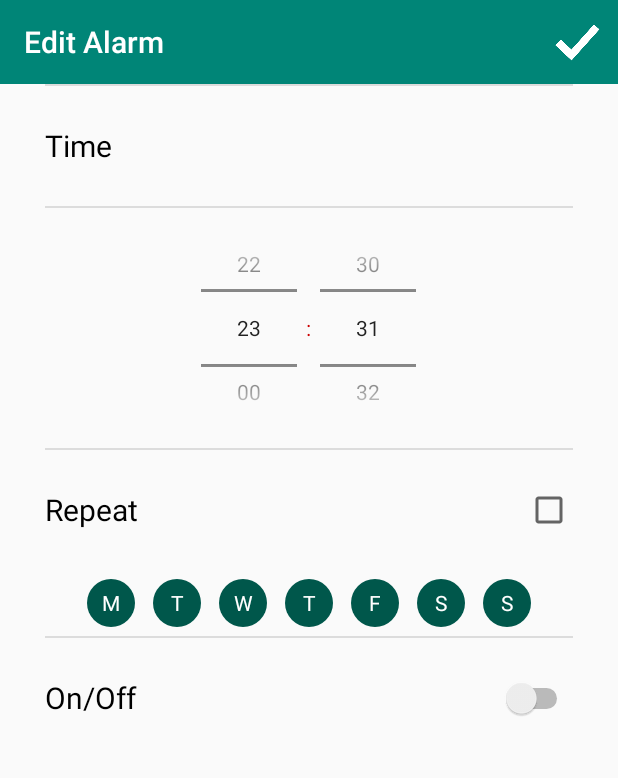
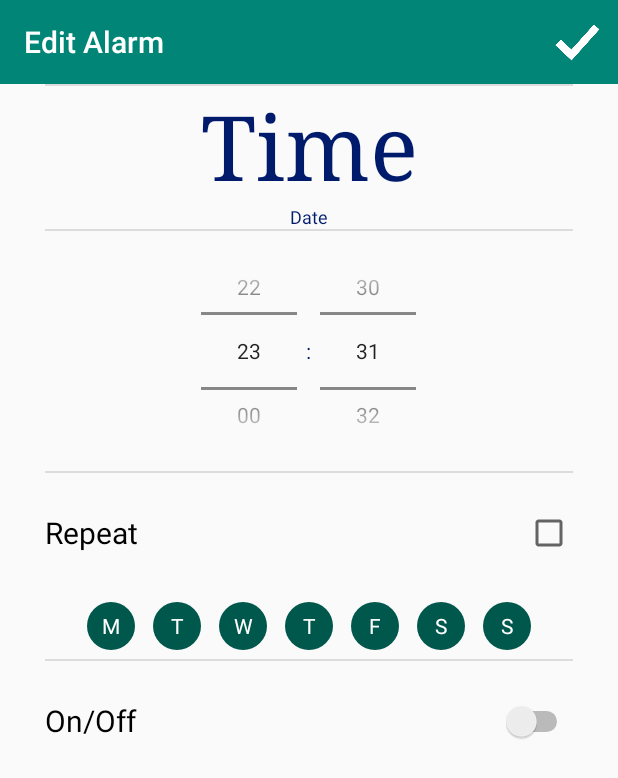
Before and after one commit to 95seregaK/Alarmus, an Android app: the EditAlarmActivity screen opened directly, with no data from a screen before it, on a phone screen of 412 x 824 dp. Shown: the top 778 px of the screen. Run offline under Robolectric (Android 15) with nearby library versions, the phone set to English and light mode, and no system bars; libraries missing offline, so code that uses them is left out: com.wefika.horizontalpicker; 13 statements that could not run were skipped.

Commit message:
Merge remote-tracking branch 'origin/master' into master

```diff
--- a/app/src/main/java/com/siarhei/alarmus/activities/EditAlarmActivity.java
+++ b/app/src/main/java/com/siarhei/alarmus/activities/EditAlarmActivity.java
@@ -13,7 +13,6 @@ import android.widget.RadioGroup;
 import android.widget.Switch;
 import android.widget.TextView;
 import android.widget.TimePicker;
-import android.widget.Toast;
 
 import androidx.annotation.Nullable;
 import androidx.appcompat.app.AppCompatActivity;
@@ -31,7 +30,6 @@ import com.siarhei.alarmus.views.DelayPicker;
 import java.util.Calendar;
 
 public class EditAlarmActivity extends AppCompatActivity implements CompoundButton.OnCheckedChangeListener, View.OnClickListener {
-    public static final String APP_PREFERENCES = "my_settings";
     public static final int RESULT_LOCATION_CHOSEN = 2;
     public static final int RESULT_NEW_ALARM = 1;
     public static final int RESULT_EDIT_ALARM = 4;
@@ -39,21 +37,23 @@ public class EditAlarmActivity extends AppCompatActivity implements CompoundButt
     public static final String LATITUDE = "latitude";
     public static final String ALARM_NAME = "alarm";
     public static final String ID = "id";
-    private TextView timeView;
-    private TextView locationView;
+
+    private TextView timeView, dateView, locationView;
     private Switch alarmSwitch;
-    private Alarm currentAlarm;
     private TimePicker timePicker;
-    private AlarmPreferences preferences;
-    private ImageButton plusBtn;
-    private ImageButton minusBtn;
     private ImageButton saveBtn;
     private CheckBox repeatChk;
     private RadioGroup radioSunMode;
     private RadioButton radioSunrise, radioSunset, radioNoon;
     private DelayPicker delayPicker;
+    private CircleCheckBox[] checkDays;
+    private TextView delayView;
+    private View weekView;
+    private Alarm currentAlarm;
+    private AlarmPreferences preferences;
     private int alarmType;
-    private CircleCheckBox[] checkDays;
+    private double latitude;
+    private double longitude;
 
     @Override
     protected void onCreate(Bundle savedInstanceState) {
@@ -62,36 +62,36 @@ public class EditAlarmActivity extends AppCompatActivity implements CompoundButt
         Toolbar toolbar = (Toolbar) findViewById(R.id.add_alarm_toolbar);
         setSupportActionBar(toolbar);
 
-        alarmSwitch = (Switch) findViewById(R.id.alarmSwitch);
+        saveBtn = (ImageButton) findViewById(R.id.save_button);
         timeView = (TextView) findViewById(R.id.timeView);
+        dateView = (TextView) findViewById(R.id.dateView);
         locationView = (TextView) findViewById(R.id.btn_location);
         timePicker = (TimePicker) findViewById(R.id.timePicker);
-        repeatChk = (CheckBox) findViewById(R.id.repeatCheck);
-        saveBtn = (ImageButton) findViewById(R.id.save_button);
         radioSunMode = (RadioGroup) findViewById(R.id.radioSunMode);
         radioSunrise = (RadioButton) findViewById(R.id.radioSunrise);
         radioNoon = (RadioButton) findViewById(R.id.radioNoon);
         radioSunset = (RadioButton) findViewById(R.id.radioSunset);
         delayPicker = (DelayPicker) findViewById(R.id.delay_picker);
+        delayView = (TextView) findViewById(R.id.delay_view);
+        repeatChk = (CheckBox) findViewById(R.id.repeatCheck);
+        weekView = findViewById(R.id.view_week);
         checkDays = new CircleCheckBox[]{findViewById(R.id.check_day1),
                 findViewById(R.id.check_day2), findViewById(R.id.check_day3),
                 findViewById(R.id.check_day4), findViewById(R.id.check_day5),
                 findViewById(R.id.check_day6), findViewById(R.id.check_day7)};
+        alarmSwitch = (Switch) findViewById(R.id.alarmSwitch);
+
         timePicker.setIs24HourView(true);
-        //plusBtn.setOnClickListener(this);
-        //minusBtn.setOnClickListener(this);
-        repeatChk.setOnCheckedChangeListener(this);
-        saveBtn.setOnClickListener(this);
-        locationView.setOnClickListener(this);
 
         preferences = AlarmPreferences.getInstance(this);
         currentAlarm = getIntent().getParcelableExtra(MainActivity.ALARM_EDITING);
         alarmType = (currentAlarm instanceof SunAlarm) ?
                 AlarmPreferences.SUN_TYPE : AlarmPreferences.SIMPLE_TYPE;
+
         alarmSwitch.setChecked(currentAlarm.isEnabled());
         repeatChk.setChecked(currentAlarm.isRepeat());
+        weekView.setVisibility(currentAlarm.isRepeat() ? View.VISIBLE : View.GONE);
         setDays();
-        findViewById(R.id.view_week).setVisibility(currentAlarm.isRepeat() ? View.VISIBLE : View.GONE);
         if (alarmType == AlarmPreferences.SUN_TYPE) {
             SunAlarm sunAlarm = (SunAlarm) currentAlarm;
             radioSunMode.setVisibility(View.VISIBLE);
@@ -101,21 +101,36 @@ public class EditAlarmActivity extends AppCompatActivity implements CompoundButt
             radioSunset.setChecked(sunAlarm.getSunMode() == SunAlarm.MODE_SUNSET);
             timePicker.setVisibility(View.GONE);
             delayPicker.setVisibility(View.VISIBLE);
+            delayView.setVisibility(View.VISIBLE);
+            latitude = sunAlarm.getLatitude();
+            longitude = sunAlarm.getLongitude();
             updateSunView();
         } else {
             timePicker.setCurrentHour(currentAlarm.getHour());
             timePicker.setCurrentMinute(currentAlarm.getMinute());
-            timeView.setText(currentAlarm.toString());
         }
+        repeatChk.setOnCheckedChangeListener(this);
+        saveBtn.setOnClickListener(this);
+        locationView.setOnClickListener(this);
+        timePicker.setOnTimeChangedListener((view, hourOfDay, minute) -> {
+            updateAlarm();
+        });
+        radioSunMode.setOnCheckedChangeListener((group, checkedId) -> {
+            updateAlarm();
+        });
+        delayPicker.setOnItemSelectedListener(index -> {
+            updateAlarm();
+            //Log.d("update","dealy updated");
+        });
+        updateTimeView();
 
-        Log.d("WEEK", (10 ^ 3) + " ");
-        //alarmSwitch.setOnCheckedChangeListener(this);
     }
 
     @Override
     public void onCheckedChanged(CompoundButton compoundButton, boolean b) {
         if (compoundButton.getId() == R.id.repeatCheck) {
             findViewById(R.id.view_week).setVisibility(b ? View.VISIBLE : View.GONE);
+            updateAlarm();
         }
     }
 
@@ -151,22 +166,7 @@ public class EditAlarmActivity extends AppCompatActivity implements CompoundButt
     }
 
     private void save() {
-        currentAlarm.setEnable(alarmSwitch.isChecked());
-        if (alarmType == AlarmPreferences.SUN_TYPE) {
-            SunAlarm sunAlarm = (SunAlarm) currentAlarm;
-            if (radioSunrise.isChecked()) sunAlarm.setSunMode(SunAlarm.MODE_SUNRISE);
-            else if (radioNoon.isChecked()) sunAlarm.setSunMode(SunAlarm.MODE_NOON);
-            else if (radioSunset.isChecked()) sunAlarm.setSunMode(SunAlarm.MODE_SUNSET);
-        } else {
-            currentAlarm.setTime(timePicker.getCurrentHour(), timePicker.getCurrentMinute());
-        }
-        currentAlarm.setTimeNext();
-        currentAlarm.setRepeat(repeatChk.isChecked());
-        boolean days[] = new boolean[7];
-        for (int i = 0; i < 7; i++) {
-            days[i] = checkDays[i].isChecked();
-        }
-        currentAlarm.setDays(days);
+        updateAlarm();
         currentAlarm.cancelAlarm(this);
         if (currentAlarm.isEnabled()) currentAlarm.setAlarm(this);
         preferences.writeAlarm(currentAlarm);
@@ -184,12 +184,12 @@ public class EditAlarmActivity extends AppCompatActivity implements CompoundButt
     protected void onActivityResult(int requestCode, int resultCode, @Nullable Intent data) {
         super.onActivityResult(requestCode, resultCode, data);
         if (resultCode == RESULT_LOCATION_CHOSEN) {
-            double lat = data.getDoubleExtra(LATITUDE, 0);
-            double lon = data.getDoubleExtra(LONGITUDE, 0);
-            ((SunAlarm) currentAlarm).setPosition(lat, lon);
+            latitude = data.getDoubleExtra(LATITUDE, 0);
+            longitude = data.getDoubleExtra(LONGITUDE, 0);
+            updateAlarm();
             updateSunView();
+            updateTimeView();
             //Toast.makeText(getApplicationContext(), lat + " " + lon, Toast.LENGTH_LONG).show();
-        } else {
         }
     }
 
@@ -202,23 +202,53 @@ public class EditAlarmActivity extends AppCompatActivity implements CompoundButt
 
     private void updateSunView() {
         SunAlarm sunAlarm = (SunAlarm) currentAlarm;
-        double lat = sunAlarm.getLatitude();
-        double lon = sunAlarm.getLongitude();
-        locationView.setText("Location: " + SunMath.round(lat, 4) + " " + SunMath.round(lon, 4));
-        SunInfo sunInfo = new SunInfo(currentAlarm.getTime(), lat, lon);
+        locationView.setText("Location: " + SunMath.round(latitude, 4) + " " + SunMath.round(longitude, 4));
+        SunInfo sunInfo = new SunInfo(currentAlarm.getTime(), latitude, longitude);
         radioSunrise.setText(getResources().getString(R.string.sunrise) + ": "
                 + SunInfo.timeToString(sunInfo.getSunriseLocalTime(), SunInfo.HH_MM));
         radioNoon.setText(getResources().getString(R.string.noon) + ": "
                 + SunInfo.timeToString(sunInfo.getNoonLocalTime(), SunInfo.HH_MM));
         radioSunset.setText(getResources().getString(R.string.sunset) + ": "
                 + SunInfo.timeToString(sunInfo.getSunsetLocalTime(), SunInfo.HH_MM));
-
+        delayPicker.setValue(sunAlarm.getDelay());
     }
 
     private void setDays() {
         for (int i = 0; i < 7; i++) {
             checkDays[i].setChecked(currentAlarm.getDays()[i]);
+            checkDays[i].setOnCheckedChangeListener((view, checked) -> {
+                updateAlarm();
+            });
         }
     }
 
+
+    private void updateAlarm() {
+        currentAlarm.setEnable(alarmSwitch.isChecked());
+        if (alarmType == AlarmPreferences.SUN_TYPE) {
+            SunAlarm sunAlarm = (SunAlarm) currentAlarm;
+            if (radioSunrise.isChecked()) sunAlarm.setSunMode(SunAlarm.MODE_SUNRISE);
+            else if (radioNoon.isChecked()) sunAlarm.setSunMode(SunAlarm.MODE_NOON);
+            else if (radioSunset.isChecked()) sunAlarm.setSunMode(SunAlarm.MODE_SUNSET);
+            sunAlarm.setPosition(latitude, longitude);
+            sunAlarm.setDelay(delayPicker.getValue());
+        } else {
+            currentAlarm.setTime(timePicker.getCurrentHour(), timePicker.getCurrentMinute());
+        }
+        currentAlarm.setTimeNext();
+        currentAlarm.setRepeat(repeatChk.isChecked());
+        boolean days[] = new boolean[7];
+        for (int i = 0; i < 7; i++) {
+            days[i] = checkDays[i].isChecked();
+        }
+        currentAlarm.setDays(days);
+        currentAlarm.setTimeNext();
+        updateTimeView();
+        Log.d("update", "update");
+    }
+
+    private void updateTimeView() {
+        timeView.setText(currentAlarm.toTime());
+        dateView.setText(currentAlarm.toDate());
+    }
 }
--- a/app/src/main/res/layout/activity_edit_alarm.xml
+++ b/app/src/main/res/layout/activity_edit_alarm.xml
@@ -2,19 +2,19 @@
 
 <LinearLayout xmlns:android="http://schemas.android.com/apk/res/android"
     xmlns:tools="http://schemas.android.com/tools"
+
     android:layout_width="match_parent"
     android:layout_height="wrap_content"
     android:orientation="vertical"
-    tools:context=".activities.EditAlarmActivity"
-    >
+    android:textColor="@color/color_text_default"
+    tools:context=".activities.EditAlarmActivity">
 
     <include layout="@layout/add_alarm_toolbar" />
 
     <ScrollView
         android:layout_width="match_parent"
         android:layout_height="wrap_content"
-        android:fillViewport="true"
-        >
+        android:fillViewport="true">
 
         <RelativeLayout
             android:layout_width="match_parent"
@@ -22,10 +22,12 @@
             android:orientation="vertical">
 
             <LinearLayout
+                android:id="@+id/edit_alarm_layout"
                 android:layout_width="match_parent"
                 android:layout_height="wrap_content"
                 android:layout_marginLeft="@dimen/default_margin"
                 android:layout_marginRight="@dimen/default_margin"
+                android:gravity="center_horizontal"
                 android:orientation="vertical">
 
 
@@ -35,12 +37,28 @@
                     android:background="?android:attr/listDivider" />
 
                 <TextView
+                    android:id="@+id/timeView"
+                    android:layout_width="match_parent"
+                    android:layout_height="wrap_content"
+                    android:gravity="center_horizontal"
+                    android:typeface="serif"
+                    android:text="Time"
+                    android:textSize="@dimen/add_alarm_time_text_size" />
+
+                <TextView
+                    android:id="@+id/dateView"
+                    android:layout_width="match_parent"
+                    android:layout_height="wrap_content"
+                    android:gravity="center_horizontal"
+                    android:text="Date"
+                    android:textSize="@dimen/add_alarm_date_text_size" />
+
+                <TextView
                     android:id="@+id/btn_location"
                     android:layout_width="match_parent"
                     android:layout_height="@dimen/medium_height"
                     android:gravity="center_vertical"
                     android:text="@string/location"
-                    android:textColor="#000000"
                     android:textSize="@dimen/add_alarm_text_size"
                     android:visibility="gone" />
 
@@ -59,6 +77,7 @@
                         android:layoutDirection="rtl"
                         android:text="@string/sunrise"
                         android:textSize="@dimen/add_alarm_text_size" />
+
                     <RadioButton
                         android:id="@+id/radioNoon"
                         android:layout_width="match_parent"
@@ -82,36 +101,38 @@
                         android:background="?android:attr/listDivider" />
                 </RadioGroup>
 
-                <TextView
-                    android:id="@+id/timeView"
-                    android:layout_width="match_parent"
-                    android:layout_height="@dimen/default_height"
-                    android:gravity="center_vertical"
-                    android:text="Time"
-                    android:textColor="#000000"
-                    android:textSize="@dimen/add_alarm_text_size" />
-
                 <View
                     android:layout_width="match_parent"
                     android:layout_height="1dp"
                     android:background="?android:attr/listDivider" />
 
+                <TimePicker
+                    android:id="@+id/timePicker"
+                    android:layout_width="wrap_content"
+                    android:layout_height="160dp"
+                    android:timePickerMode="spinner" />
+
                 <LinearLayout
                     android:layout_width="match_parent"
                     android:layout_height="wrap_content"
                     android:gravity="center"
-                    android:orientation="vertical">
+                    android:orientation="horizontal">
 
-                    <TimePicker
-                        android:id="@+id/timePicker"
-                        android:layout_width="wrap_content"
-                        android:layout_height="160dp"
-                        android:timePickerMode="spinner" />
+                    <TextView
+                        android:id="@+id/delay_view"
+                        android:layout_width="match_parent"
+                        android:layout_height="@dimen/default_height"
+                        android:layout_weight="2"
+                        android:gravity="center_vertical"
+                        android:text="@string/delay"
+                        android:textSize="@dimen/add_alarm_text_size"
+                        android:visibility="gone" />
 
                     <com.siarhei.alarmus.views.DelayPicker
                         android:id="@+id/delay_picker"
-                        android:layout_width="wrap_content"
+                        android:layout_width="match_parent"
                         android:layout_height="wrap_content"
+                        android:layout_weight="1"
                         android:marqueeRepeatLimit="-1"
                         android:textSize="@dimen/delay_picker_size"
                         android:visibility="gone" />
@@ -130,6 +151,7 @@
                     android:layoutDirection="rtl"
                     android:text="Repeat"
                     android:textSize="@dimen/add_alarm_text_size" />
+
                 <LinearLayout
                     android:id="@+id/view_week"
                     android:layout_width="match_parent"
@@ -184,8 +206,9 @@
                         android:layout_width="@dimen/text_check_size"
                         android:layout_height="@dimen/text_check_size"
                         android:layout_margin="@dimen/text_check_margin"
-                        android:text="S"/>
+                        android:text="S" />
                 </LinearLayout>
+
                 <View
                     android:layout_width="match_parent"
                     android:layout_height="1dp"
@@ -199,7 +222,6 @@
                     android:textSize="@dimen/add_alarm_text_size" />
 
 
-
             </LinearLayout>
 
         </RelativeLayout>
--- a/app/src/main/res/values/colors.xml
+++ b/app/src/main/res/values/colors.xml
@@ -19,5 +19,6 @@
     <color name="color_circle_check_unchecked">#00000000</color>
     <color name="color_text_circle_check_checked">#FFFFFF</color>
     <color name="color_text_circle_check_unchecked">#888888</color>
+    <color name="color_text_default">#001B6C</color>
 
 </resources>
--- a/app/src/main/res/values/strings.xml
+++ b/app/src/main/res/values/strings.xml
@@ -16,5 +16,6 @@
     <string name="noon">Solar noon</string>
     <string name="day_duration">Day duration</string>
     <string name="location">Location</string>
+    <string name="delay">Delay:</string>
 
 </resources>
--- a/app/src/main/res/values/styles.xml
+++ b/app/src/main/res/values/styles.xml
@@ -13,13 +13,15 @@
         <item name="colorPrimary">@color/colorPrimary</item>
         <item name="colorPrimaryDark">@color/colorPrimaryDark</item>
         <item name="colorAccent">@color/colorPrimary</item>
-        <item name="android:textColor">@android:color/holo_red_dark</item>
+        <item name="android:textColor">@color/color_text_default</item>
     </style>
 
     <style name="AlarmTheme" parent="Theme.AppCompat.NoActionBar">
         <!-- Customize your theme here. -->
         <item name="android:windowIsTranslucent">true</item>
         <item name="android:windowBackground">@color/colorHalfTransparent</item>
+        <item name="android:typeface">serif</item>
+        <item name="android:textColor">@color/color_text_default</item>
 
     </style>
 
--- a/app/src/main/res/values/values.xml
+++ b/app/src/main/res/values/values.xml
@@ -1,6 +1,8 @@
 <?xml version="1.0" encoding="utf-8"?>
 <resources>
     <dimen name="add_alarm_text_size">20sp</dimen>
+    <dimen name="add_alarm_time_text_size">60sp</dimen>
+    <dimen name="add_alarm_date_text_size">12sp</dimen>
     <dimen name="medium_height">60dp</dimen>
     <dimen name="default_height">80dp</dimen>
     <dimen name="default_margin">30dp</dimen>
@@ -25,4 +27,6 @@
     <dimen name="text_check_size">32dp</dimen>
     <dimen name="text_check_margin">6dp</dimen>
     <dimen name="radio_padding">20dp</dimen>
+    <dimen name="alarm_time_text_size">60sp</dimen>
+    <dimen name="alarm_date_text_size">20sp</dimen>
 </resources>
```
Also changed, not shown: app/src/main/java/com/siarhei/alarmus/activities/AlarmActivity.java (+6 -2 lines), app/src/main/java/com/siarhei/alarmus/data/Alarm.java (+15 -3 lines), app/src/main/java/com/siarhei/alarmus/data/AlarmPreferences.java (+12 -4 lines), app/src/main/java/com/siarhei/alarmus/data/SunAlarm.java (+12 -1 lines), app/src/main/java/com/siarhei/alarmus/views/DelayPicker.java (+8 -0 lines), app/src/main/res/layout/activity_alarm.xml (+21 -5 lines), 1 other file.
